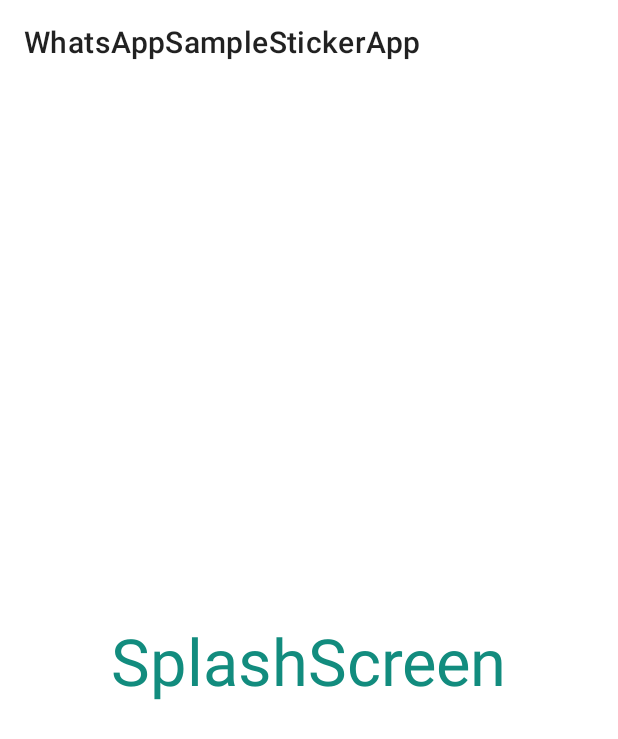
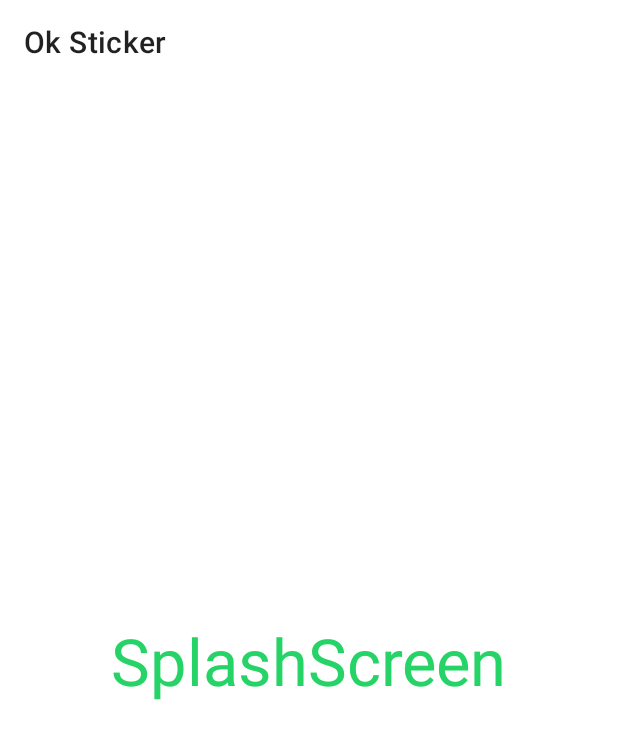
Before and after one commit to darthwithap/oksticker-app, an Android app: the SplashScreen screen opened directly, with no data from a screen before it, on a phone screen of 412 x 824 dp. Shown: the top 739 px of the screen. Run offline under Robolectric (Android 15) with nearby library versions, the phone set to English and light mode, and no system bars; 1 statement that could not run was skipped.

Commit message:
update styles

```diff
--- a/app/src/main/res/values/colors.xml
+++ b/app/src/main/res/values/colors.xml
@@ -2,7 +2,7 @@
 <resources>
     <color name="colorPrimary">@android:color/transparent</color>
     <color name="colorPrimaryDark">#BABABA</color>
-    <color name="colorAccent">#128C7E</color>
+    <color name="colorAccent">#25d366</color>
     <color name="inactiveAddButtonColor">#B3B3B3</color>
     <color name="infoPageBackgroundColor">#EBEBEB</color>
     <color name="actionBarArrowColor">@color/colorAccent</color>
--- a/app/src/main/res/values/strings.xml
+++ b/app/src/main/res/values/strings.xml
@@ -1,6 +1,6 @@
 <resources>
     <!-- This is the app's name, translators please do not translate and put in the same text as English version. Developers can consider putting in their own translation, this string must be changed before publishing -->
-    <string name="app_name">WhatsAppSampleStickerApp</string>
+    <string name="app_name" translatable="false">Ok Sticker</string>
     <!-- Content description for the sticker pack tray image -->
     <string name="tray_image_content_description">Sticker Pack Tray Image</string>
     <!-- the title of info button in the menu that takes the user to more information about that pack showing publisher website and so on -->
@@ -11,8 +11,8 @@
     <string name="add_button_content_description">Add sticker pack to WhatsApp</string>
     <!-- Title of the sticker pack list activity page in case the app contains multiple sticker packs, the singular string will be used when there is only one pack in the app -->
     <plurals name="title_activity_sticker_packs_list">
-        <item quantity="one">Sticker Pack</item>
-        <item quantity="other">Sticker Packs</item>
+        <item quantity="one">Ok Sticker</item>
+        <item quantity="other">Ok Stickers</item>
     </plurals>
     <!-- Title of the sticker pack page when there are multiple sticker packs in the app -->
     <string name="title_activity_sticker_pack_details_multiple_pack">Sticker details</string>
```
